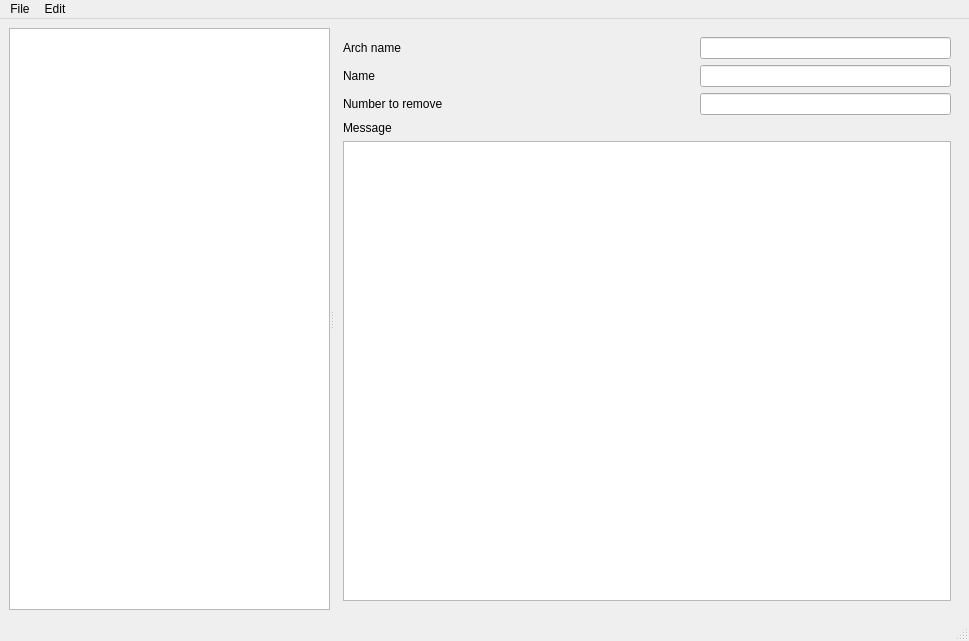
Qt form tools/map-checker-qt/ui/ui_window_interface_editor.ui (atrinik/atrinik) before a commit.
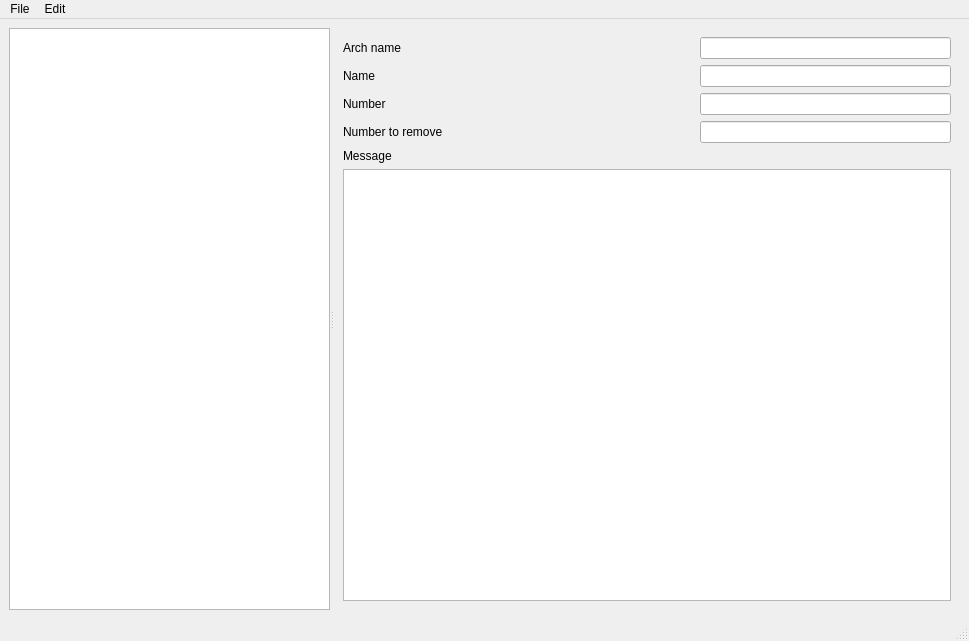
The same form after that commit. The open tabs and pages were chosen to show the change.

Commit message: Interface editor: add support for "nrof" attributes in <object> tags.

The edit to the form file:
```diff
--- a/tools/map-checker-qt/ui/ui_window_interface_editor.ui
+++ b/tools/map-checker-qt/ui/ui_window_interface_editor.ui
@@ -530,16 +530,26 @@
               <item row="0" column="2">
                <widget class="QLineEdit" name="interface_element_object_arch"/>
               </item>
-              <item row="2" column="0">
+              <item row="3" column="0">
                <widget class="QLabel" name="label_41">
                 <property name="text">
                  <string>Number to remove</string>
                 </property>
                </widget>
               </item>
-              <item row="2" column="2">
+              <item row="3" column="2">
                <widget class="QLineEdit" name="interface_element_object_remove"/>
               </item>
+              <item row="2" column="0">
+               <widget class="QLabel" name="label_62">
+                <property name="text">
+                 <string>Number</string>
+                </property>
+               </widget>
+              </item>
+              <item row="2" column="2">
+               <widget class="QLineEdit" name="interface_element_object_nrof"/>
+              </item>
              </layout>
             </item>
             <item>
```
The commit also changes 2 other files.
